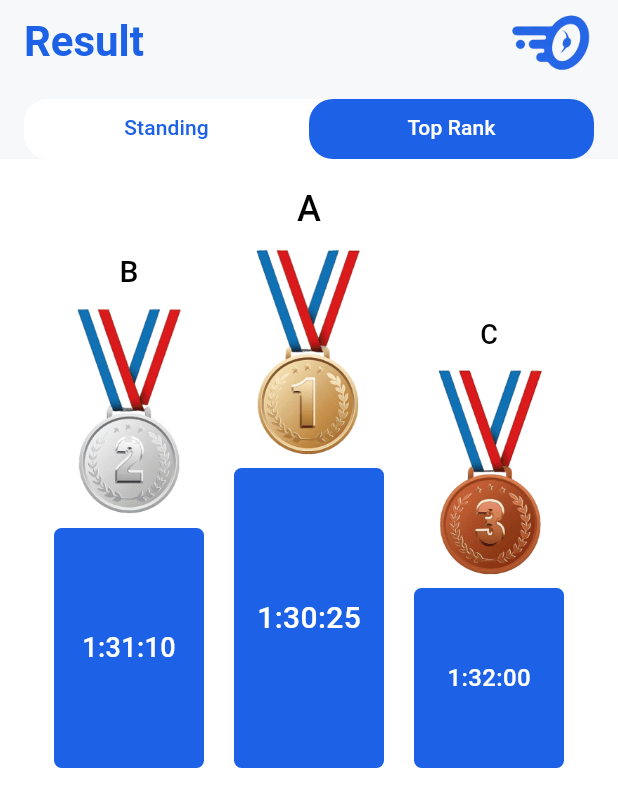
After one commit to Badboyzzzzzzzzzz/Race-Tracking-App, a Flutter app: the screen it shows after launch, tab 2 chosen, on a phone screen of 412 x 824 dp. The commit adds this screen. Shown: the top 807 px of the screen. Run offline on Flutter 3.47's test engine with Material 3 defaults, Android fonts, the phone set to English and light mode, and no system bars; our stand-ins replace firebase_core, liquid_pull_to_refresh; missing offline and left inert: flutter_podium; accounts and stored records are empty; Roboto replaces fonts that are missing (Poppins).

Commit message:
implement Top3 ranking

```diff
--- a/lib/ui/screen/result_screen/result.dart
+++ b/lib/ui/screen/result_screen/result.dart
@@ -1,11 +1,34 @@
 import 'package:flutter/material.dart';
+import 'package:flutter_podium/flutter_podium.dart';
 import 'package:liquid_pull_to_refresh/liquid_pull_to_refresh.dart';
 import '../../../model/result.dart';
 import '../../../theme/theme.dart';
 import 'widgets/result_table.dart';
+import '../../widget/tab_bar.dart';
+import 'widgets/top_rank.dart';
 
-class ResultScreen extends StatelessWidget {
+class ResultScreen extends StatefulWidget {
   const ResultScreen({super.key});
+
+  @override
+  State<ResultScreen> createState() => _ResultScreenState();
+}
+
+class _ResultScreenState extends State<ResultScreen>
+    with SingleTickerProviderStateMixin {
+  late TabController _tabController;
+
+  @override
+  void initState() {
+    super.initState();
+    _tabController = TabController(length: 2, vsync: this);
+  }
+
+  @override
+  void dispose() {
+    _tabController.dispose();
+    super.dispose();
+  }
 
   @override
   Widget build(BuildContext context) {
@@ -34,7 +57,9 @@ class ResultScreen extends StatelessWidget {
       await Future.delayed(const Duration(seconds: 2));
     }
 
-    return Scaffold(
+    return DefaultTabController(
+      length: 2,
+      child: Scaffold(
         backgroundColor: TrackerTheme.background,
         appBar: AppBar(
           backgroundColor: TrackerTheme.background,
@@ -61,19 +86,32 @@ class ResultScreen extends StatelessWidget {
               ),
             ],
           ),
+          bottom: PreferredSize(
+            preferredSize: const Size.fromHeight(50),
+            child: TabBarCustom(tabs: const ['Standing', 'Top Rank']),
           ),
-      body: LiquidPullToRefresh(
+        ),
+        body: TabBarView(
+          children: [
+            // Standing Tab
+            LiquidPullToRefresh(
               onRefresh: handleRefresh,
               color: TrackerTheme.background,
               height: 200,
               backgroundColor: TrackerTheme.primary,
               animSpeedFactor: 2,
-        showChildOpacityTransition: false,
+              showChildOpacityTransition: true,
               child: Padding(
                 padding: const EdgeInsets.all(16.0),
                 child: ResultTable(results: sampleResults),
               ),
             ),
+
+            // Top Rank Tab (Placeholder)
+            const TopRank(),
+          ],
+        ),
+      ),
     );
   }
 }
--- /dev/null
+++ b/lib/ui/screen/result_screen/widgets/top_rank.dart
@@ -0,0 +1,155 @@
+import 'package:flutter/material.dart';
+
+import '../../../../theme/theme.dart';
+
+class TopRank extends StatelessWidget {
+  const TopRank({super.key});
+
+  @override
+  Widget build(BuildContext context) {
+    return Container(
+      color: TrackerTheme.white,
+      padding: const EdgeInsets.all(16.0),
+      child: Column(
+        mainAxisAlignment: MainAxisAlignment.start,
+        children: [
+          Row(
+            mainAxisAlignment: MainAxisAlignment.spaceEvenly,
+            crossAxisAlignment: CrossAxisAlignment.end,
+            children: [
+              // 2nd Place
+              Column(
+                children: [
+                  Text(
+                    'B',
+                    style: AppTextStyles.heading.copyWith(
+                      color: TrackerTheme.black,
+                      fontSize: 20,
+                    ),
+                  ),
+                  const SizedBox(height: 8),
+                  Container(
+                    width: 80,
+                    height: 140,
+                    decoration: BoxDecoration(color: TrackerTheme.white),
+                    child: Image.asset(
+                      "assets/images/2nd.png",
+                      fit: BoxFit.contain,
+                    ),
+                  ),
+                  const SizedBox(height: 8),
+                  Container(
+                    width: 100,
+                    height: 160,
+                    decoration: BoxDecoration(
+                      color: TrackerTheme.primary,
+                      borderRadius: BorderRadius.circular(5),
+                    ),
+                    child: Column(
+                      mainAxisAlignment: MainAxisAlignment.center,
+                      children: [
+                        Text(
+                          '1:31:10',
+                          style: AppTextStyles.heading.copyWith(
+                            color: TrackerTheme.white,
+                            fontSize: 18,
+                          ),
+                        ),
+                      ],
+                    ),
+                  ),
+                ],
+              ),
+              // 1st Place
+              Column(
+                children: [
+                  Text(
+                    'A',
+                    style: AppTextStyles.heading.copyWith(
+                      color: TrackerTheme.black,
+                      fontSize: 24,
+                    ),
+                  ),
+                  const SizedBox(height: 8),
+                  Container(
+                    width: 80,
+                    height: 140,
+                    decoration: BoxDecoration(color: TrackerTheme.white),
+                    child: Image.asset(
+                      "assets/images/1st.png",
+                      fit: BoxFit.contain,
+                    ),
+                  ),
+                  const SizedBox(height: 8),
+                  Container(
+                    width: 100,
+                    height: 200,
+                    decoration: BoxDecoration(
+                      color: TrackerTheme.primary,
+                      borderRadius: BorderRadius.circular(5),
+                    ),
+                    child: Column(
+                      mainAxisAlignment: MainAxisAlignment.center,
+                      children: [
+                        Text(
+                          '1:30:25',
+                          style: AppTextStyles.heading.copyWith(
+                            color: TrackerTheme.white,
+                            fontSize: 20,
+                          ),
+                        ),
+                      ],
+                    ),
+                  ),
+                ],
+              ),
+              // 3rd Place
+              Column(
+                children: [
+                  Text(
+                    'C',
+                    style: AppTextStyles.heading.copyWith(
+                      color: TrackerTheme.black,
+                      fontSize: 18,
+                    ),
+                  ),
+                  const SizedBox(height: 8),
+                  Container(
+                    width: 80,
+                    height: 140,
+                    decoration: BoxDecoration(color: TrackerTheme.white),
+                    child: Image.asset(
+                      "assets/images/3rd.png",
+                      fit: BoxFit.contain,
+                    ),
+                  ),
+                  const SizedBox(height: 8),
+                  Container(
+                    width: 100,
+                    height: 120,
+                    decoration: BoxDecoration(
+                      color: TrackerTheme.primary,
+                      borderRadius: BorderRadius.circular(5),
+                    ),
+                    child: Column(
+                      mainAxisAlignment: MainAxisAlignment.center,
+                      children: [
+                        Text(
+                          '1:32:00',
+                          style: AppTextStyles.heading.copyWith(
+                            color: TrackerTheme.white,
+                            fontSize: 16,
+                          ),
+                        ),
+                      ],
+                    ),
+                  ),
+                ],
+              ),
+            ],
+          ),
+        ],
+      ),
+    );
+  }
+}
--- a/pubspec.yaml
+++ b/pubspec.yaml
@@ -37,6 +37,7 @@ dependencies:
   firebase_core: ^3.13.0
   http: ^1.3.0
   liquid_pull_to_refresh: ^3.0.1
+  flutter_podium: ^1.0.5
 dev_dependencies:
   flutter_test:
     sdk: flutter
```
Also changed, not shown: assets/images/1st.png (added), assets/images/2nd.png (added), assets/images/3rd.png (added), pubspec.lock. Lines whose indentation alone changed are shown as unchanged.
